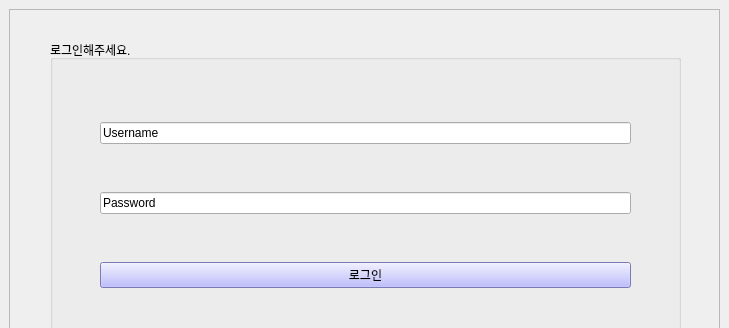
This is gui/ui/login_form.ui in Areum120/shopping_order_rpa_fastapi as Qt 5 draws it before an edit; both pictures show x 0 to 729 and y 0 to 328 of the 729 by 572 pixel window. The edited form follows.
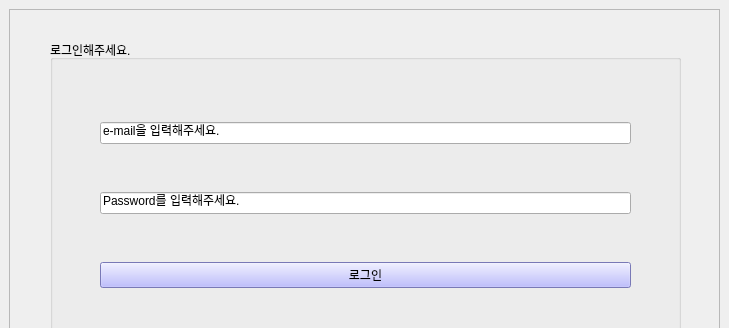
This is the edited form.

Commit message: 회원가입 이메일 인증 필드 숨기고 드러내기, 마우스 커서 댔을 때 텍스트 입력 초기화, 이메일 인증시 버튼 변경, 로그인 화면 마우스 커서 댔을 때 텍스트 초기화, 비밀번호 해시화

The edit to the form file:
```diff
--- a/gui/ui/login_form.ui
+++ b/gui/ui/login_form.ui
@@ -41,7 +41,7 @@
         <property name="title">
          <string>로그인해주세요.</string>
         </property>
-        <widget class="QWidget" name="">
+        <widget class="QWidget" name="layoutWidget">
          <property name="geometry">
           <rect>
            <x>50</x>
@@ -54,14 +54,14 @@
           <item>
            <widget class="QLineEdit" name="lineEdit">
             <property name="text">
-             <string>Username</string>
+             <string>e-mail을 입력해주세요.</string>
             </property>
            </widget>
           </item>
           <item>
            <widget class="QLineEdit" name="lineEdit_2">
             <property name="text">
-             <string>Password</string>
+             <string>Password를 입력해주세요.</string>
             </property>
            </widget>
           </item>
@@ -80,7 +80,7 @@
          </layout>
         </widget>
        </widget>
-       <widget class="QWidget" name="">
+       <widget class="QWidget" name="layoutWidget">
         <property name="geometry">
          <rect>
           <x>90</x>
```
The commit also changes 4 other files.
